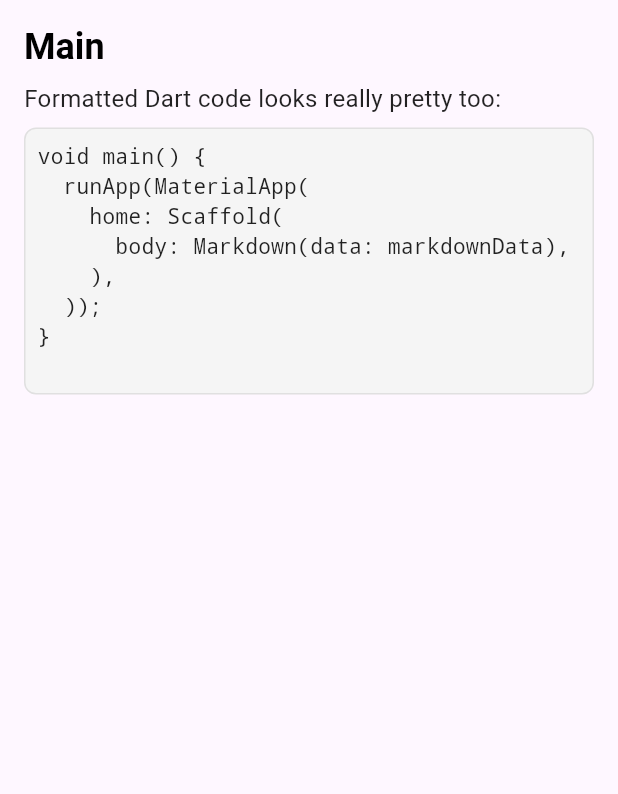
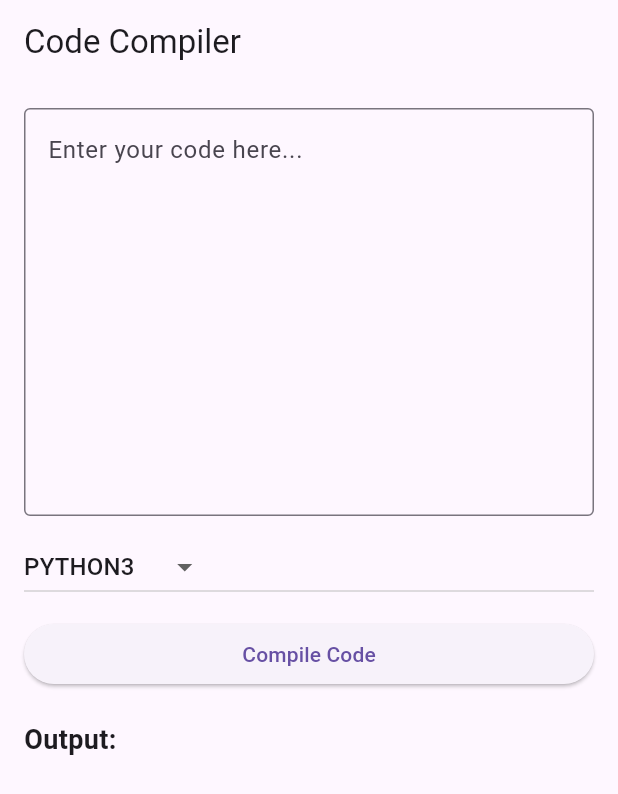
Before and after one commit to shamimcse1/flutter_markdown_example, a Flutter app: the screen it shows after launch, on a phone screen of 412 x 824 dp. Shown: the top 794 px of the screen. Run offline on Flutter 3.47's test engine with Material 3 defaults, Android fonts, the phone set to English and light mode, and no system bars; our stand-ins replace flutter_markdown; missing offline and left inert: markdown.

Commit message:
Add Code Compiler

````diff
--- a/lib/main.dart
+++ b/lib/main.dart
@@ -1,3 +1,5 @@
+import 'dart:convert';
+import 'package:http/http.dart' as http;
 import 'package:flutter/material.dart';
 import 'package:flutter_markdown/flutter_markdown.dart';
 import 'package:markdown/markdown.dart' as md;
@@ -17,114 +19,132 @@ class MyApp extends StatelessWidget {
       theme: ThemeData(
         primarySwatch: Colors.blue,
       ),
-      home: MyWidget(),
+      home: CodeCompilerApp(),
     );
   }
 }
 
-const String _markdownData = """
-## Main
-Formatted Dart code looks really pretty too:
-
-```dart
-void main() {
-  runApp(MaterialApp(
-    home: Scaffold(
-      body: Markdown(data: markdownData),
-    ),
-  ));
-}
-""";
-
-class MyWidget extends StatefulWidget {
+class CodeCompilerApp extends StatelessWidget {
   @override
-  State<StatefulWidget> createState() => _MyWidgetState();
+  Widget build(BuildContext context) {
+    return MaterialApp(
+      title: 'Code Compiler',
+      theme: ThemeData(
+        primarySwatch: Colors.blue,
+      ),
+      home: CompilerHomePage(),
+    );
+  }
 }
 
-class _MyWidgetState extends State<MyWidget> {
+class CompilerHomePage extends StatefulWidget {
+  @override
+  _CompilerHomePageState createState() => _CompilerHomePageState();
+}
+
+class _CompilerHomePageState extends State<CompilerHomePage> {
+  String _code = '';
+  String _language = 'python3';  // default language
+  String _output = '';
+  bool _isLoading = false;
+
+  // Example languages supported by Judge0
+  final List<String> _languages = ['python3', 'javascript', 'cpp', 'java'];
+
+  Future<void> _compileCode() async {
+    setState(() {
+      _isLoading = true;
+      _output = 'Compiling...';
+    });
+
+    const apiUrl = 'https://api.jdoodle.com/v1/execute';  // or another API
+    const clientId = '85be172c15a98ccd1c50a6a3933aca3e'; // replace with your JDoodle client ID
+    const clientSecret = 'c675e215ef7dde155314e16a22f219d2939c84ce057ef9d47ec3a6783ef071b2'; // replace with your JDoodle client secret
+
+    final response = await http.post(
+      Uri.parse(apiUrl),
+      headers: {'Content-Type': 'application/json'},
+      body: jsonEncode({
+        'clientId': clientId,
+        'clientSecret': clientSecret,
+        'script': _code,
+        'language': _language,
+        'versionIndex': '0'
+      }),
+    );
+
+    if (response.statusCode == 200) {
+      final data = jsonDecode(response.body);
+      setState(() {
+        _output = data['output'] ?? 'No output';
+      });
+    } else {
+      setState(() {
+        _output = 'Error: Could not compile code.';
+      });
+    }
+
+    setState(() {
+      _isLoading = false;
+    });
+  }
+
   @override
   Widget build(BuildContext context) {
-    final controller = ScrollController();
-
     return Scaffold(
-      body: SafeArea(
-        child: Markdown(
-          controller: controller,
-          selectable: true,
-          data: _markdownData,
-          styleSheet: MarkdownStyleSheet.fromTheme(Theme.of(context)).copyWith(
-            code: TextStyle(
-              fontSize: 14.0,
-              fontFamily: 'monospace',
-              color: Colors.black87,
-            ),
-            codeblockPadding: EdgeInsets.all(12.0),
-            codeblockDecoration: BoxDecoration(
-              color: Color(0xFFF5F5F5), // Light gray background
-              borderRadius: BorderRadius.circular(8.0), // Rounded corners
-              border: Border.all(
-                color: Color(0xFFE0E0E0), // Border color
+      appBar: AppBar(
+        title: const Text('Code Compiler'),
+      ),
+      body: Padding(
+        padding: const EdgeInsets.all(16.0),
+        child: ListView(
+          scrollDirection: Axis.vertical,
+          children: [
+            TextField(
+              maxLines: 10,
+              onChanged: (value) => _code = value,
+              decoration: const InputDecoration(
+                hintText: 'Enter your code here...',
+                border: OutlineInputBorder(),
               ),
             ),
-            h2: TextStyle(
-              fontSize: 24.0,
-              fontWeight: FontWeight.bold,
-              color: Colors.black,
+            const SizedBox(height: 10),
+            DropdownButton<String>(
+              value: _language,
+              onChanged: (value) {
+                setState(() {
+                  _language = value!;
+                });
+              },
+              items: _languages.map((lang) {
+                return DropdownMenuItem(
+                  value: lang,
+                  child: Text(lang.toUpperCase()),
+                );
+              }).toList(),
             ),
-            p: TextStyle(
-              fontSize: 16.0,
-              color: Colors.black87,
+            SizedBox(height: 10),
+            ElevatedButton(
+              onPressed: _isLoading ? null : _compileCode,
+              child: Text('Compile Code'),
             ),
-          ),
-          builders: {
-            'code': CustomInlineCodeBuilder(), // For inline code
-            'codeBlock': CustomCodeBuilder(), // For code blocks
-          },
+            SizedBox(height: 20),
+            Text(
+              'Output:',
+              style: TextStyle(fontSize: 18, fontWeight: FontWeight.bold),
+            ),
+            SizedBox(height: 10),
+            Expanded(
+              child: SingleChildScrollView(
+                child: Text(
+                  _output,
+                  style: TextStyle(fontSize: 16, color: Colors.black87),
+                ),
+              ),
+            ),
+          ],
         ),
       ),
     );
   }
 }
-
-
-class CustomCodeBuilder extends MarkdownElementBuilder {
-  @override
-  Widget visitText(md.Text text, TextStyle? preferredStyle) {
-    return Container(
-      padding: EdgeInsets.all(12.0),
-      decoration: BoxDecoration(
-        color: Color(0xFFF5F5F5),
-        borderRadius: BorderRadius.circular(8.0),
-        border: Border.all(color: Color(0xFFE0E0E0)),
-      ),
-      child: SelectableText(
-        text.text,
-        style: TextStyle(
-          fontSize: 14.0,
-          fontFamily: 'monospace',
-          color: Colors.black87,
-        ),
-      ),
-    );
-  }
-}
-class CustomInlineCodeBuilder extends MarkdownElementBuilder {
-  @override
-  Widget visitText(md.Text text, TextStyle? preferredStyle) {
-    return Container(
-      padding: EdgeInsets.symmetric(horizontal: 4.0, vertical: 2.0),
-      decoration: BoxDecoration(
-        color: Color(0xFF2E2E2E), // Dark background
-        borderRadius: BorderRadius.circular(4.0),
-      ),
-      child: SelectableText(
-        text.text,
-        style: TextStyle(
-          fontSize: 14.0,
-          fontFamily: 'monospace',
-          color: Colors.white, // Light text color
-        ),
-      ),
-    );
-  }
-}
--- a/pubspec.yaml
+++ b/pubspec.yaml
@@ -37,6 +37,7 @@ dependencies:
   cupertino_icons: ^1.0.8
   flutter_markdown: ^0.7.4+1
   flutter_highlighter: ^0.1.1
+  http: ^1.2.2
 
 dev_dependencies:
   flutter_test:
````
Also changed, not shown: pubspec.lock.
